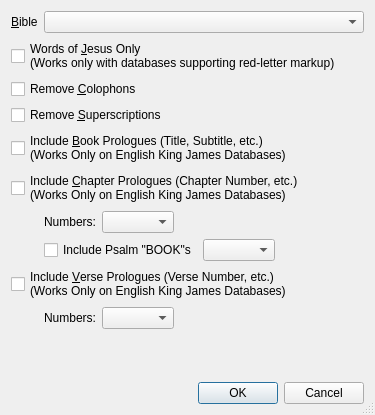
dewhisna/KingJamesPureBibleSearch, file programs/ELSSearch/ELSBibleDatabaseSelectDlg.ui: the form before one commit.
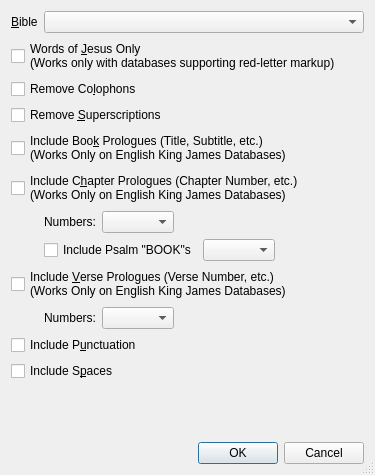
The form after the commit.

Commit message: Add support for Full Verse Text with Punctuation and/or Spaces.

The edit to the form file:
```diff
--- a/programs/ELSSearch/ELSBibleDatabaseSelectDlg.ui
+++ b/programs/ELSSearch/ELSBibleDatabaseSelectDlg.ui
@@ -29,7 +29,7 @@
     <x>0</x>
     <y>0</y>
     <width>375</width>
-    <height>415</height>
+    <height>475</height>
    </rect>
   </property>
   <property name="windowTitle">
@@ -73,7 +73,7 @@
    <item row="2" column="0" colspan="4">
     <widget class="QCheckBox" name="chkRemoveColophons">
      <property name="text">
-      <string>Remove &amp;Colophons</string>
+      <string>Remove Co&amp;lophons</string>
      </property>
     </widget>
    </item>
@@ -87,7 +87,7 @@
    <item row="4" column="0" colspan="4">
     <widget class="QCheckBox" name="chkIncludeBookPrologues">
      <property name="text">
-      <string>Include &amp;Book Prologues (Title, Subtitle, etc.)
+      <string>Include Boo&amp;k Prologues (Title, Subtitle, etc.)
 (Works Only on English King James Databases)</string>
      </property>
     </widget>
@@ -95,7 +95,7 @@
    <item row="5" column="0" colspan="4">
     <widget class="QCheckBox" name="chkIncludeChapterPrologues">
      <property name="text">
-      <string>Include &amp;Chapter Prologues (Chapter Number, etc.)
+      <string>Include C&amp;hapter Prologues (Chapter Number, etc.)
 (Works Only on English King James Databases)</string>
      </property>
     </widget>
@@ -188,6 +188,20 @@
     </spacer>
    </item>
    <item row="10" column="0" colspan="4">
+    <widget class="QCheckBox" name="chkIncludePunctuation">
+     <property name="text">
+      <string>Include P&amp;unctuation</string>
+     </property>
+    </widget>
+   </item>
+   <item row="11" column="0" colspan="4">
+    <widget class="QCheckBox" name="chkIncludeSpaces">
+     <property name="text">
+      <string>Include S&amp;paces</string>
+     </property>
+    </widget>
+   </item>
+   <item row="12" column="0" colspan="4">
     <spacer name="verticalSpacer">
      <property name="orientation">
       <enum>Qt::Vertical</enum>
@@ -200,7 +214,7 @@
      </property>
     </spacer>
    </item>
-   <item row="11" column="0" colspan="4">
+   <item row="13" column="0" colspan="4">
     <widget class="QDialogButtonBox" name="buttonBox">
      <property name="orientation">
       <enum>Qt::Horizontal</enum>
```
Left out of the diff: 2 changed lines with no effect on the pictures. The commit also changes 5 other files.
